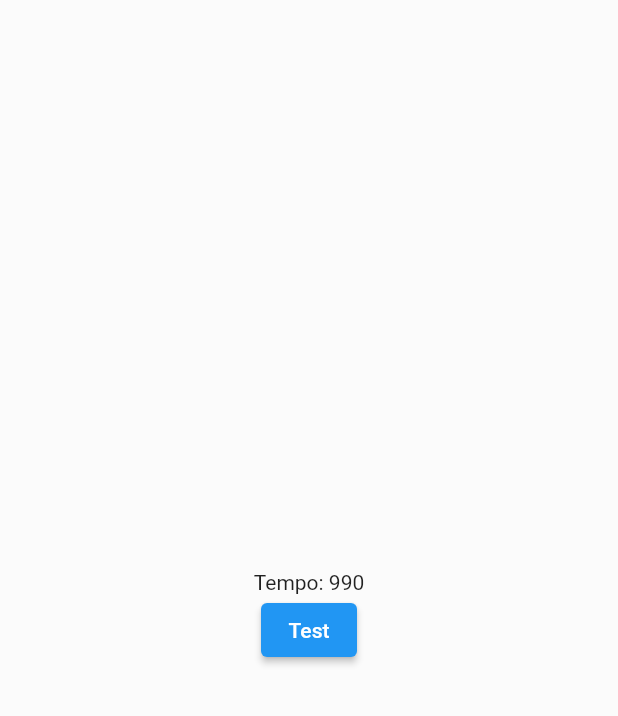
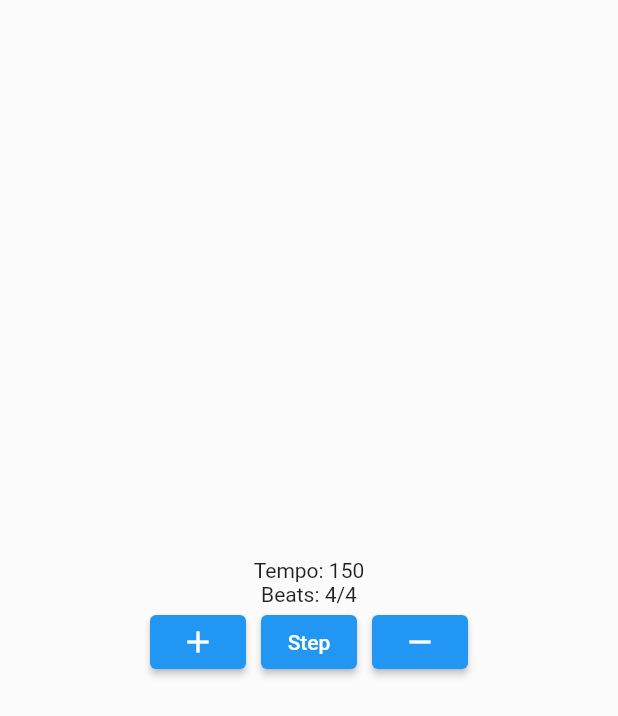
Before and after one commit to Elynvalur/metronome, a Flutter app: the screen it shows after launch, on a phone screen of 412 x 824 dp. Shown: the top 716 px of the screen. Run offline on Flutter 3.47's test engine with Material 2 defaults, Android fonts, the phone set to English and light mode, and no system bars.

Commit message:
Add controls-widget and additional beat logic

```diff
--- a/lib/main.dart
+++ b/lib/main.dart
@@ -1,5 +1,5 @@
 import 'package:flutter/material.dart';
-import 'package:metronome/screens/metronome.dart';
+import 'package:metronome/screens/metronome/metronome.dart';
 
 void main() {
   runApp(const MetronomeApp());
--- a/lib/models/beat_bar.dart
+++ b/lib/models/beat_bar.dart
@@ -12,8 +12,8 @@ class BeatBar{
   List<BeatBullet> _createBeatBullets(TimeSignature signature){
     List<BeatBullet> list = [];
     bool isActive = false;
-    for (int i = 0; i < signature.beats; i++){
-      isActive = (i == signature.activeBeat)? true : false;
+    for (int i = 0; i < signature.signature; i++){
+      isActive = (i == signature.beats)? true : false;
       list.add(BeatBullet(isActive: isActive));
     }
     return list;
--- a/lib/models/time_signature.dart
+++ b/lib/models/time_signature.dart
@@ -1,34 +1,40 @@
 class TimeSignature{
-  int activeBeat = 1;
-
   late int _beats;
   late int _signature;
+
+  final int maxBeats = 16;
 
   TimeSignature({int beats = 4, int timeSignature = 4}){
     _beats = beats;
     _signature = timeSignature;
   }
 
-  // ignore: unnecessary_getters_setters
   int get beats => _beats;
-
-  set beats(int value){
-    _beats = value;
-  }
 
   int get signature => _signature;
 
   set signature(int value){
     //TODO: Limit signature on powers of 2
-    _signature = value;
+    if (value < 1){
+      _signature = 1;
+    }
+    else if (value > maxBeats){
+      _signature = maxBeats;
+    }
+    else {
+      _signature = value;
+    }
+    if (_beats > _signature){
+      _beats = _signature;
+    }
   }
 
   void nextBeat(){
     //TODO: Write function
-    if (activeBeat == _beats){
-      activeBeat = 1;
+    if (_beats == _signature){
+      _beats = 1;
     } else{
-      activeBeat++;
+      _beats++;
     }
   }
 }
--- a/lib/screens/metronome.dart
+++ b/lib/screens/metronome/metronome.dart
@@ -1,7 +1,9 @@
 import 'package:flutter/material.dart';
 import 'package:metronome/models/tempo.dart';
+import 'package:metronome/models/time_signature.dart';
+import 'package:metronome/screens/metronome/widgets/controls.dart';
 
-import '../constants/colors.dart';
+import '../../constants/colors.dart';
 
 class Metronome extends StatefulWidget {
   const Metronome({super.key});
@@ -12,20 +14,23 @@ class Metronome extends StatefulWidget {
 
 class _MetronomeState extends State<Metronome> {
 
-  Tempo t = Tempo(tempo: 990);
+  Tempo tempo = Tempo(tempo: 150);
+  TimeSignature signature = TimeSignature();
+
+  void update(){
+    setState(() {});
+  }
 
   @override
   Widget build(BuildContext context) {
     return Scaffold(
       backgroundColor: bgLight,
       body: Center(
-        child: Column(
-          mainAxisAlignment: MainAxisAlignment.center,
-          children: [
-            Text('Tempo: ${t.tempo}'),
-            ElevatedButton(onPressed: (){changeTempo(t);}, child: const Text('Test'))
-          ],
-        )
+        child: Controls(
+          signature: signature,
+          tempo: tempo,
+          notifyParent: update
+        ),
       ),
     );
   }
--- /dev/null
+++ b/lib/screens/metronome/widgets/controls.dart
@@ -0,0 +1,63 @@
+import 'package:flutter/material.dart';
+import 'package:flutter/src/widgets/container.dart';
+import 'package:flutter/src/widgets/framework.dart';
+
+import '../../../models/tempo.dart';
+import '../../../models/time_signature.dart';
+
+class Controls extends StatelessWidget {
+
+  final Tempo tempo;
+  final TimeSignature signature;
+  final Function() notifyParent;
+
+  const Controls({
+    super.key,
+    required this.tempo,
+    required this.signature,
+    required this.notifyParent
+  });
+
+  @override
+  Widget build(BuildContext context) {
+    return Column(
+      mainAxisAlignment: MainAxisAlignment.center,
+      children: [
+        Text('Tempo: ${tempo.tempo}'),
+        Text('Beats: ${signature.beats}/${signature.signature}'),
+        Row(
+          mainAxisAlignment: MainAxisAlignment.center,
+          children: [
+            ElevatedButton(
+              onPressed: (){
+                signature.signature++;
+                notifyParent();
+              },
+              child: const Icon(Icons.add)
+            ),
+            const SizedBox(
+              width: 10,
+            ),
+            ElevatedButton(
+              onPressed: (){
+                signature.nextBeat();
+                notifyParent();
+              },
+              child: const Text('Step')
+            ),
+            const SizedBox(
+              width: 10,
+            ),
+            ElevatedButton(
+              onPressed: (){
+                signature.signature--;
+                notifyParent();
+              },
+              child: const Icon(Icons.remove)
+            )
+          ],
+        )
+      ],
+    );
+  }
+}
```
